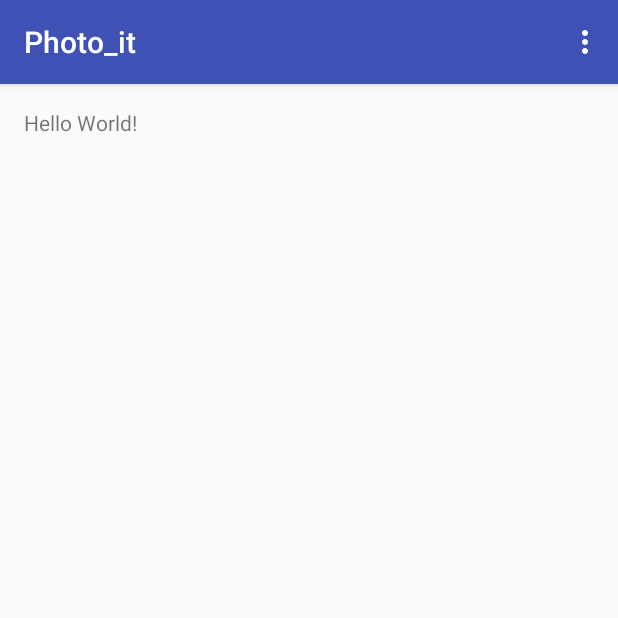
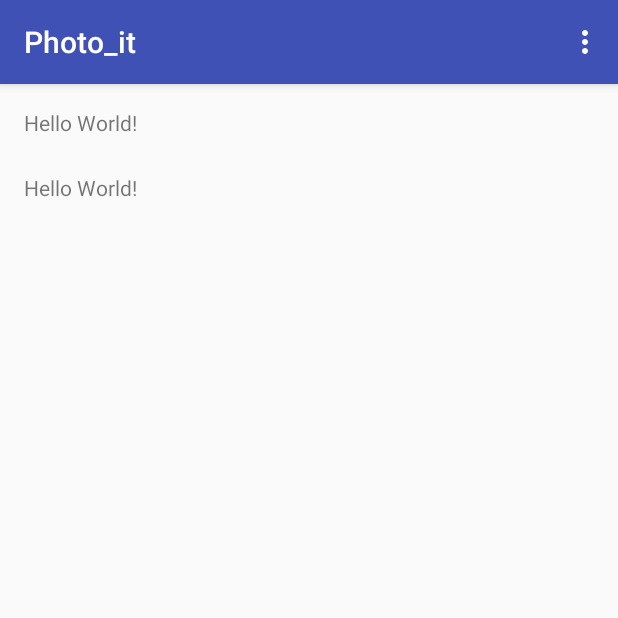
Before and after one commit to PiotrLuboch/photo_it, an Android app: the screen it shows after launch (MainActivity), on a phone screen of 412 x 824 dp, the top half of it. Run offline under Robolectric (Android 15) with nearby library versions, the phone set to English and light mode, and no system bars.

Commit message:
2nd commit

```diff
--- a/app/src/main/res/layout/content_main.xml
+++ b/app/src/main/res/layout/content_main.xml
@@ -16,5 +16,16 @@
     <TextView
         android:layout_width="wrap_content"
         android:layout_height="wrap_content"
-        android:text="Hello World!" />
+        android:text="Hello World!"
+        android:id="@+id/textView2" />
+
+    <TextView
+        android:layout_width="wrap_content"
+        android:layout_height="wrap_content"
+        android:text="Hello World!"
+        android:id="@+id/textView"
+        android:layout_below="@+id/textView2"
+        android:layout_alignParentLeft="true"
+        android:layout_alignParentStart="true"
+        android:layout_marginTop="24dp" />
 </RelativeLayout>
```
